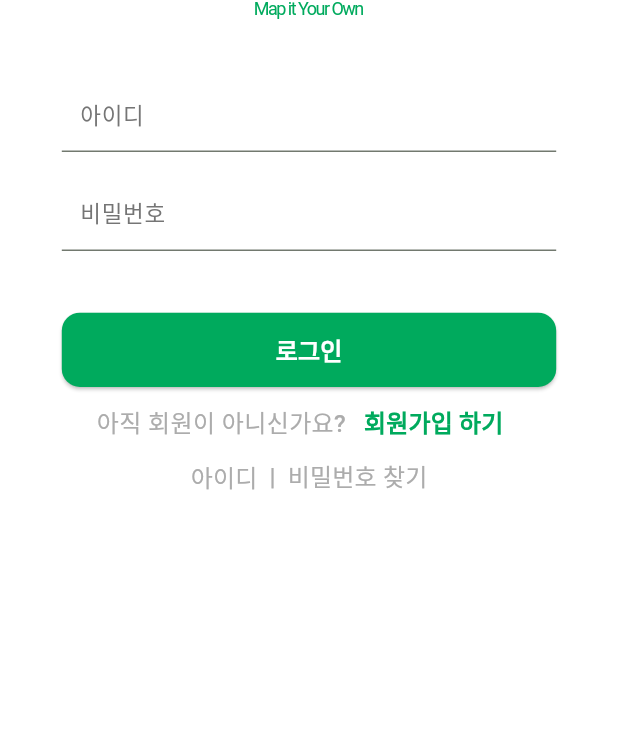
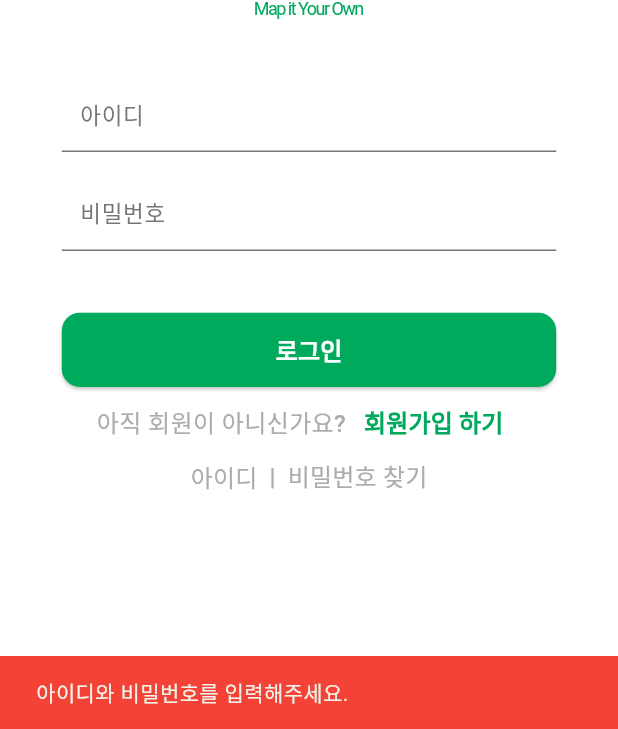
Before and after one commit to KMU-MiYO/MiYO-Frontend, a Flutter app: the LoginScreen screen opened directly, after a tap on "로그인", on a phone screen of 412 x 824 dp, the part 507-1236 px from its top. Run offline on Flutter 3.47's test engine with Material 3 defaults, Android fonts, the phone set to English and light mode, and no system bars; our stand-ins replace dio, image_picker; Roboto replaces fonts that are missing (Pretendard); project files that could hold a hidden picture were left out.

Commit message:
[FIX] : 연동 오류 수정

```diff
--- a/lib/screens/onboarding/login_button.dart
+++ b/lib/screens/onboarding/login_button.dart
@@ -1,12 +1,88 @@
 import 'package:flutter/material.dart';
-import 'package:miyo/screens/onboarding/login_screen.dart';
+import 'package:miyo/data/services/user_service.dart';
+import 'package:miyo/layout.dart';
 import 'package:miyo/screens/onboarding/signup_screen.dart';
 
-class LoginButtons extends StatelessWidget {
-  LoginButtons({super.key});
+class LoginButtons extends StatefulWidget {
+  const LoginButtons({super.key});
 
+  @override
+  State<LoginButtons> createState() => _LoginButtonsState();
+}
+
+class _LoginButtonsState extends State<LoginButtons> {
   final TextEditingController idController = TextEditingController();
   final TextEditingController passwordController = TextEditingController();
+
+  final UserService _userService = UserService();
+
+  bool _isLoading = false;
+
+  @override
+  void dispose() {
+    idController.dispose();
+    passwordController.dispose();
+    super.dispose();
+  }
+
+  Future<void> _handleLogin() async {
+    final id = idController.text;
+    final password = passwordController.text;
+
+    if (id.isEmpty || password.isEmpty) {
+      ScaffoldMessenger.of(context).showSnackBar(
+        SnackBar(
+          content: Text('아이디와 비밀번호를 입력해주세요.'),
+          backgroundColor: Colors.red,
+        ),
+      );
+      return;
+    }
+
+    setState(() {
+      _isLoading = true;
+    });
+
+    try {
+      await _userService.login(
+        userId: id,
+        password: password,
+      );
+
+      if (!mounted) return;
+
+      // 로그인 성공 - 홈 화면으로 이동
+      ScaffoldMessenger.of(context).showSnackBar(
+        SnackBar(
+          content: Text('로그인 성공!'),
+          backgroundColor: Color(0xff00AA5D),
+        ),
+      );
+
+      // 예시: 로그인 성공 후 홈으로 이동
+      Navigator.pushReplacement(
+        context,
+        MaterialPageRoute(builder: (context) => Layout()),
+      );
+    } catch (e) {
+      if (!mounted) return;
+
+      ScaffoldMessenger.of(context).showSnackBar(
+        SnackBar(
+          content: Text(e.toString().replaceAll('Exception: ', '')),
+          backgroundColor: Colors.red,
+        ),
+      );
+    } finally {
+      if (mounted) {
+        setState(() {
+          _isLoading = false;
+        });
+      }
+    }
+  }
+
+
 
   @override
   Widget build(BuildContext context) {
@@ -80,11 +156,17 @@ class LoginButtons extends StatelessWidget {
                 borderRadius: BorderRadius.circular(12),
               ),
             ),
-            onPressed: () {
-              Navigator.push(
-                context, MaterialPageRoute(builder: (context) => LoginScreen()));
-            },
-            child: Text(
+            onPressed: _isLoading ? null : _handleLogin,
+            child: _isLoading
+                ? SizedBox(
+                    height: 20,
+                    width: 20,
+                    child: CircularProgressIndicator(
+                      color: Colors.white,
+                      strokeWidth: 2,
+                    ),
+                  )
+                : Text(
                     '로그인',
                     style: TextStyle(
                       color: Color(0xffffffff),
```
Also changed, not shown: lib/data/services/api_service.dart (+6 -3 lines), lib/data/services/user_service.dart (+16 -8 lines). Lines whose indentation alone changed are shown as unchanged.
